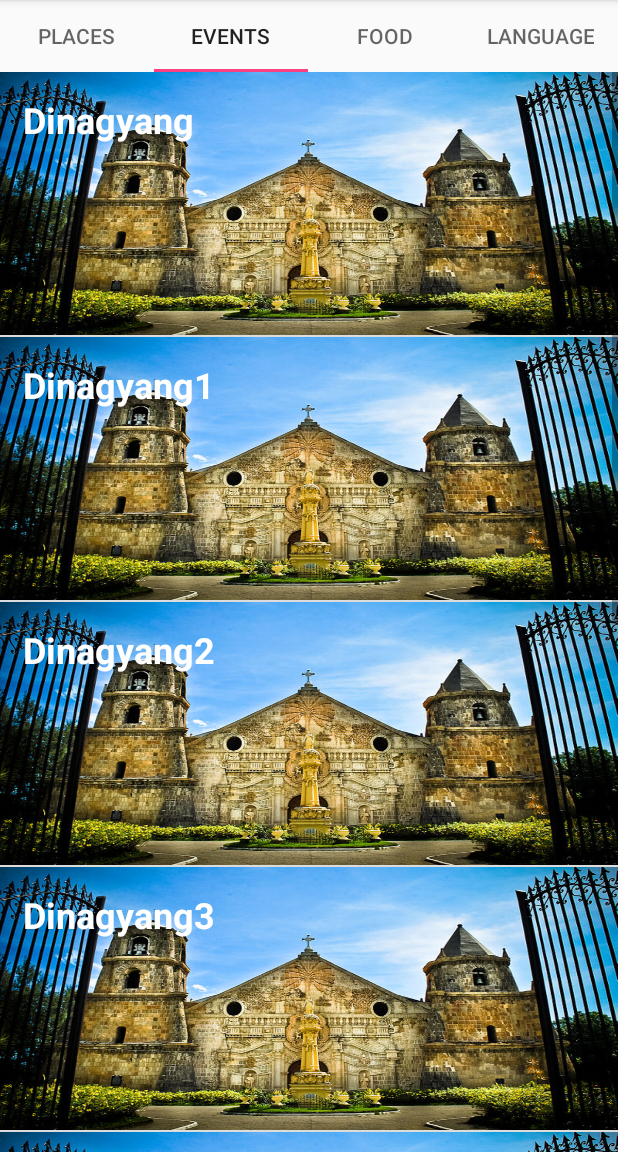
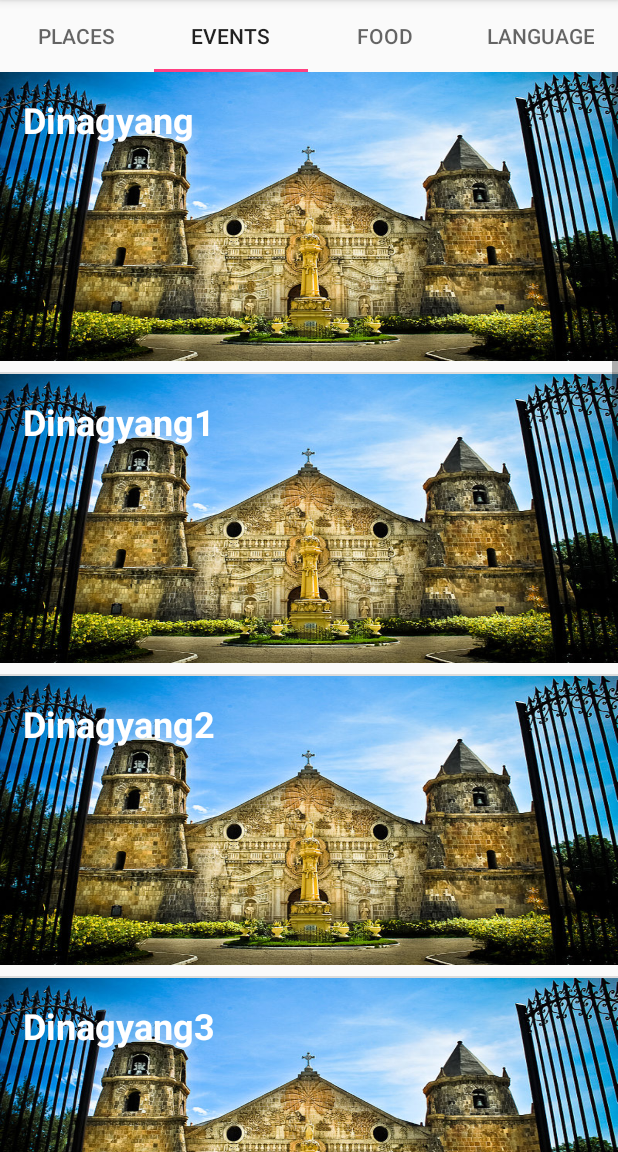
Before and after one commit to lizlieangel/IloiloTourApp, an Android app: the screen it shows after launch (MainActivity), tab 2 chosen, on a phone screen of 412 x 824 dp, the part 84-1236 px from its top. Run offline under Robolectric (Android 15) with nearby library versions, the light colour scheme and no system bars.

Commit message:
add another dimen for the event

```diff
--- a/app/src/main/res/layout/event_details.xml
+++ b/app/src/main/res/layout/event_details.xml
@@ -9,7 +9,8 @@
         android:layout_width="match_parent"
         android:layout_height="@dimen/event_height"
         android:layout_alignParentTop="true"
-        android:scaleType="fitXY"/>
+        android:scaleType="fitXY"
+        android:layout_marginBottom="@dimen/event_space"/>
     <TextView
         android:layout_width="wrap_content"
         android:layout_height="wrap_content"
--- a/app/src/main/res/values/dimensions.xml
+++ b/app/src/main/res/values/dimensions.xml
@@ -6,7 +6,8 @@
     <dimen name="event">24sp</dimen>
     <dimen name="desc_size">16sp</dimen>
     <dimen name="button_size">50dp</dimen>
-    <dimen name="event_height">175dp</dimen>
+    <dimen name="event_height">200dp</dimen>
+    <dimen name="event_space">7dp</dimen>
     <dimen name="food_height">150dp</dimen>
     <dimen name="margin">15dp</dimen>
 </resources>
```
